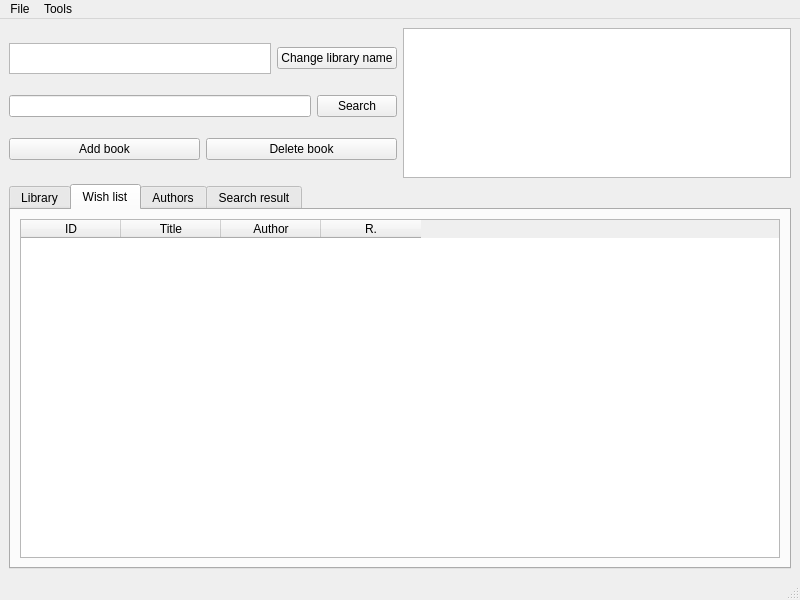
First picture: the form in A-List/src/lib.ui, repository AlexanderRyzhakov/Ryzh, before the edit.
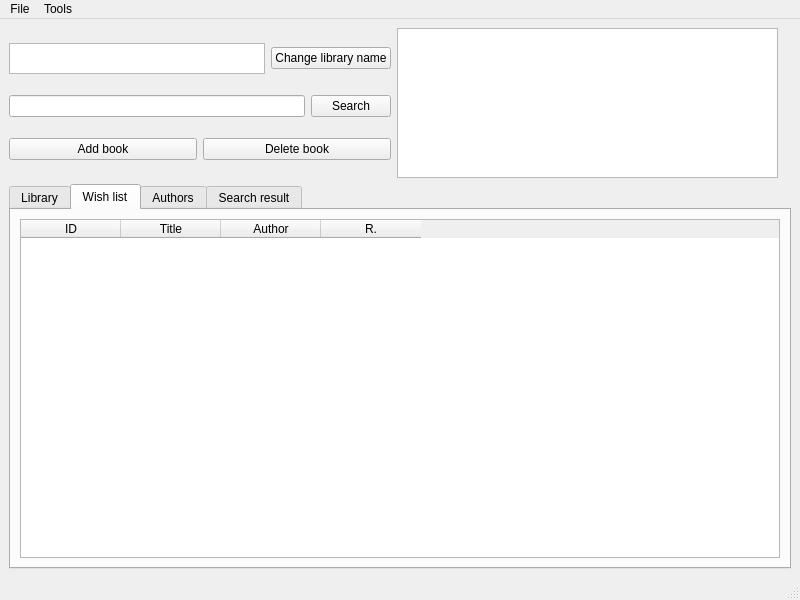
Second picture: the form after the edit.

Commit message: jpg covers added (preloaded)

```diff
--- a/A-List/src/lib.ui
+++ b/A-List/src/lib.ui
@@ -122,6 +122,16 @@
           </property>
          </widget>
         </item>
+        <item>
+         <widget class="QLabel" name="label_cover_zone">
+          <property name="text">
+           <string/>
+          </property>
+          <property name="scaledContents">
+           <bool>false</bool>
+          </property>
+         </widget>
+        </item>
        </layout>
       </item>
       <item>
```
Left out of the diff: 12 changed lines with no effect on the pictures. The commit also changes 10 other files.
